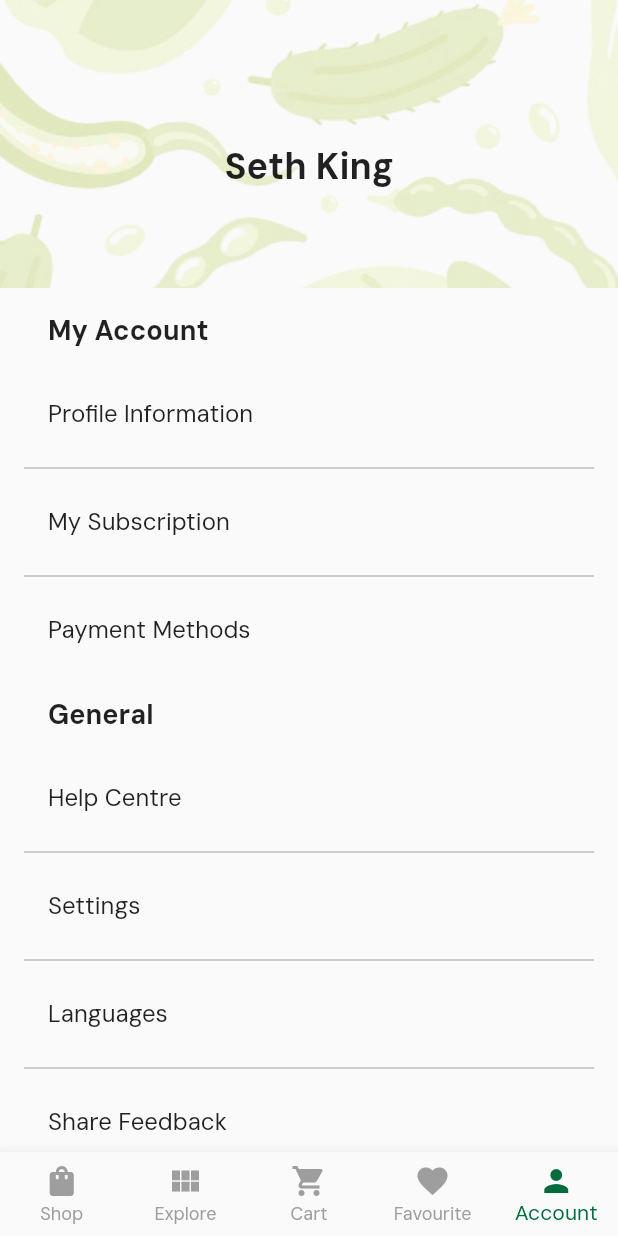
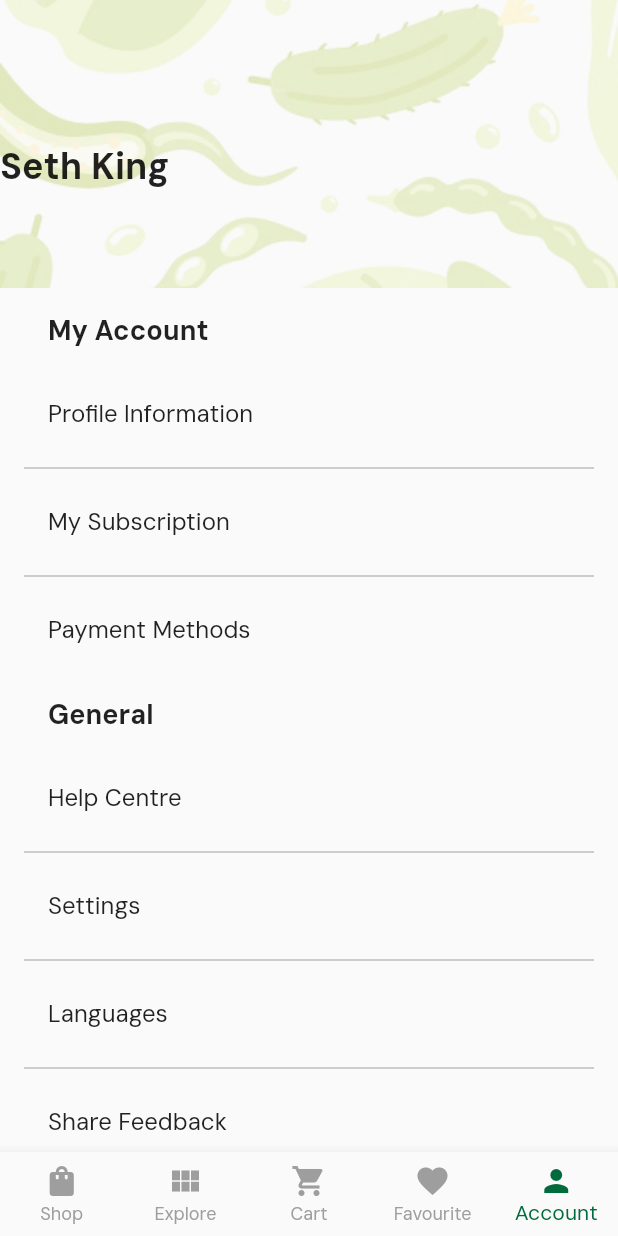
Before and after one commit to SSSamueLDS/googleignite_team7, a Flutter app: the BuyerAccount screen opened by its route, on a phone screen of 412 x 824 dp. Run offline on Flutter 3.47's test engine with Material 2 defaults, Android fonts, the phone set to English and light mode, and no system bars.

Commit message:
demo version

```diff
--- a/googleignite_team7/lib/screens/buyer_account.dart
+++ b/googleignite_team7/lib/screens/buyer_account.dart
@@ -27,7 +27,7 @@ class _BuyerAccountState extends State<BuyerAccount> {
                     ),
                   ),
                 ),
-                const Center(
+                Container(
                   child: Column(
                     mainAxisAlignment: MainAxisAlignment.center,
                     children: [
--- a/googleignite_team7/lib/screens/farmer_account.dart
+++ b/googleignite_team7/lib/screens/farmer_account.dart
@@ -27,7 +27,7 @@ class _FarmerAccountState extends State<FarmerAccount> {
                     ),
                   ),
                 ),
-                const Center(
+                Container(
                   child: Column(
                     mainAxisAlignment: MainAxisAlignment.center,
                     children: [
```
